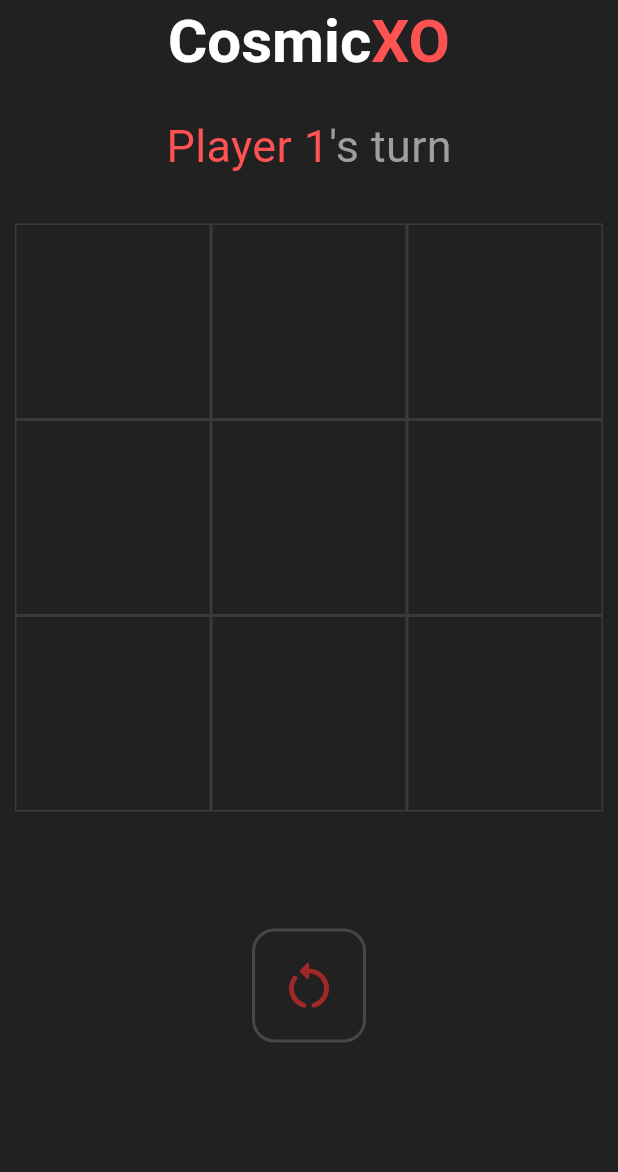
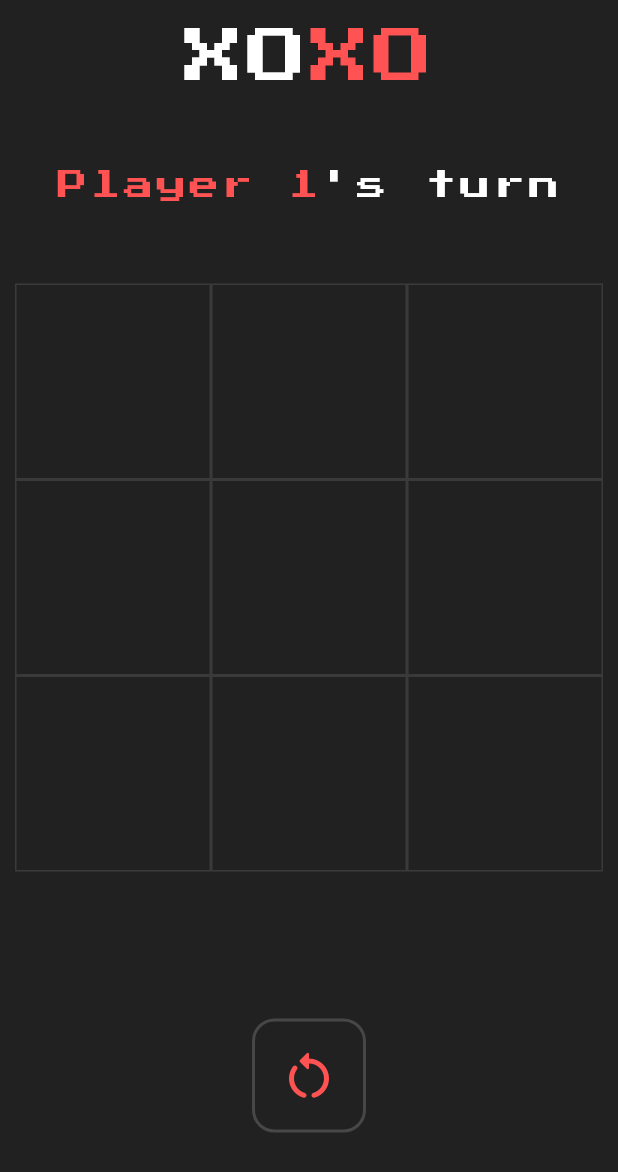
Before and after one commit to PrijeshBikramShahi/PRODIGY_AD_04, a Flutter app: the screen it shows after launch, on a phone screen of 412 x 824 dp. Shown: the top 1172 px of the screen. Run offline on Flutter 3.47's test engine with Material 3 defaults, Android fonts, the light colour scheme and no system bars; our stand-ins replace google_fonts.

Commit message:
ui improved

```diff
--- a/lib/homepage.dart
+++ b/lib/homepage.dart
@@ -1,4 +1,5 @@
 import 'package:flutter/material.dart';
+import 'package:google_fonts/google_fonts.dart';
 import 'package:xoxo/utils/box.dart';
 import 'package:xoxo/utils/my_button.dart';
 
@@ -16,6 +17,19 @@ class _HomepageState extends State<Homepage> {
   String xName = 'Player 2';
   List<String> xoList = ['', '', '', '', '', '', '', '', ''];
 
+  static var titleFont = GoogleFonts.pressStart2p(
+      textStyle:
+          TextStyle(color: Colors.redAccent, letterSpacing: 2, fontSize: 40));
+  static var titleFontWhite = GoogleFonts.pressStart2p(
+      textStyle:
+          TextStyle(color: Colors.white, letterSpacing: 2, fontSize: 40));
+  static var myNewFont = GoogleFonts.pressStart2p(
+      textStyle:
+          TextStyle(color: Colors.redAccent, letterSpacing: 2, fontSize: 20));
+  static var myNewFontWhite = GoogleFonts.pressStart2p(
+      textStyle:
+          TextStyle(color: Colors.white, letterSpacing: 3, fontSize: 20));
+
   void onXOTap(int index) {
     filledBox += 1;
     if (filledBox < 9) {
@@ -31,9 +45,9 @@ class _HomepageState extends State<Homepage> {
             });
           }
           checkForWinner(index);
+          oTurn = !oTurn;
         }
       });
-      oTurn = !oTurn;
     } else {
       showDrawScreen();
     }
@@ -67,7 +81,6 @@ class _HomepageState extends State<Homepage> {
   }
 
   void showDrawScreen() {
-    String winner = oTurn ? oName : xName;
     showDialog(
       context: context,
       builder: (context) => AlertDialog(
@@ -83,13 +96,10 @@ class _HomepageState extends State<Homepage> {
             child: Column(
               mainAxisAlignment: MainAxisAlignment.spaceEvenly,
               children: [
-                const Text(
+                Text(
                   "Draw! Try again?",
                   textAlign: TextAlign.center,
-                  style: TextStyle(
-                      fontWeight: FontWeight.bold,
-                      fontSize: 35,
-                      color: Colors.white),
+                  style: myNewFontWhite,
                 ),
                 const SizedBox(
                   height: 20,
@@ -129,10 +139,7 @@ class _HomepageState extends State<Homepage> {
                 Text(
                   "WINNER!!! $winner",
                   textAlign: TextAlign.center,
-                  style: const TextStyle(
-                      fontWeight: FontWeight.bold,
-                      fontSize: 35,
-                      color: Colors.white),
+                  style: myNewFontWhite,
                 ),
                 const SizedBox(
                   height: 20,
@@ -168,50 +175,37 @@ class _HomepageState extends State<Homepage> {
   Widget build(BuildContext context) {
     return Scaffold(
         appBar: AppBar(
+          toolbarHeight: 60,
           backgroundColor: Colors.transparent,
-          title: const Row(
+          title: Padding(
+            padding: const EdgeInsets.only(top:18.0),
+            child: Row(
               mainAxisAlignment: MainAxisAlignment.center,
               children: [
                 Text(
-                "Cosmic",
-                style: TextStyle(
-                  fontSize: 40,
-                  color: Colors.white,
-                  fontWeight: FontWeight.bold,
-                ),
+                  "XO",
+                  style: titleFontWhite,
                 ),
                 Text(
                   "XO",
-                style: TextStyle(
-                  fontSize: 40,
-                  color: Colors.redAccent,
-                  fontWeight: FontWeight.bold,
-                ),
+                  style: titleFont,
                 ),
               ],
+            ),
           ),
         ),
         backgroundColor: Colors.grey[900],
         body: Column(
           children: [
             Container(
-              padding: const EdgeInsets.fromLTRB(0, 20, 0, 0),
+              padding: const EdgeInsets.fromLTRB(0, 50, 0, 0),
               child: Row(
                 mainAxisAlignment: MainAxisAlignment.center,
                 children: [
+                  Text(oTurn ? "$oName" : "$xName", style: myNewFont),
                   Text(
-                    oTurn ? "$oName" : "$xName",
-                    style: const TextStyle(
-                      color: Colors.redAccent,
-                      fontSize: 30,
-                    ),
-                  ),
-                  const Text(
                     "'s turn",
-                    style: TextStyle(
-                      color: Colors.grey,
-                      fontSize: 30,
-                    ),
+                    style: myNewFontWhite,
                   ),
                 ],
               ),
@@ -219,7 +213,7 @@ class _HomepageState extends State<Homepage> {
             SizedBox(
               height: 500,
               child: Padding(
-                padding: const EdgeInsets.only(top: 30.0)
+                padding: const EdgeInsets.only(top: 50.0)
                     .copyWith(left: 10, right: 10),
                 child: GridView.builder(
                   physics: const NeverScrollableScrollPhysics(),
@@ -238,6 +232,7 @@ class _HomepageState extends State<Homepage> {
                 ),
               ),
             ),
+            SizedBox(height: 40,),
             MyButton(
               icon: Icons.restart_alt_rounded,
               onTap: onResetButton,
--- a/lib/utils/my_button.dart
+++ b/lib/utils/my_button.dart
@@ -32,7 +32,7 @@ class MyButton extends StatelessWidget {
           child: Icon(
             icon,
             size: 40,
-            color: const Color.fromARGB(255, 160, 40, 40),
+            color: Colors.redAccent,
           ),
         ),
       ),
--- a/pubspec.yaml
+++ b/pubspec.yaml
@@ -35,6 +35,8 @@ dependencies:
   # The following adds the Cupertino Icons font to your application.
   # Use with the CupertinoIcons class for iOS style icons.
   cupertino_icons: ^1.0.2
+  google_fonts: ^6.1.0
+  avatar_glow: ^3.0.1
 
 dev_dependencies:
   flutter_test:
```
Also changed, not shown: pubspec.lock, 7 other files. Lines whose indentation alone changed are shown as unchanged.
